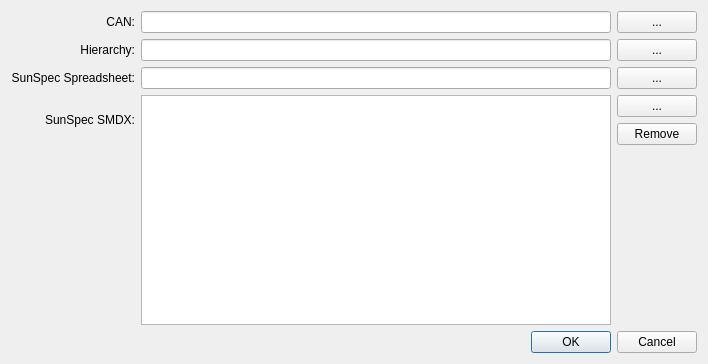
First picture: the form in src/epcpm/importdialog.ui, repository epcpower/pm, before the edit.
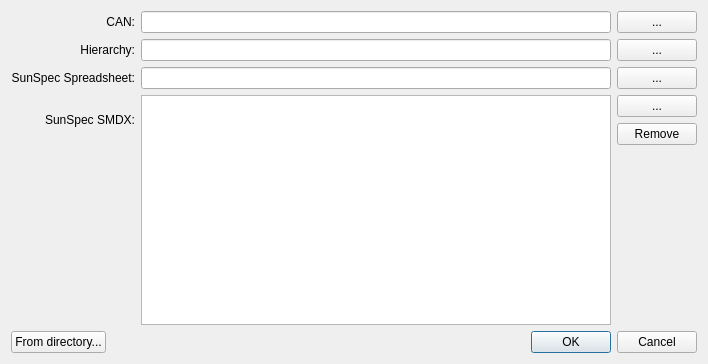
Second picture: the form after the edit.

Commit message: Add full import to gui

What changed in the file:
```diff
--- a/src/epcpm/importdialog.ui
+++ b/src/epcpm/importdialog.ui
@@ -60,13 +60,6 @@
      </property>
     </widget>
    </item>
-   <item row="8" column="0" colspan="3">
-    <widget class="QDialogButtonBox" name="buttons">
-     <property name="standardButtons">
-      <set>QDialogButtonBox::Cancel|QDialogButtonBox::Ok</set>
-     </property>
-    </widget>
-   </item>
    <item row="1" column="2">
     <widget class="QPushButton" name="pick_hierarchy">
      <property name="text">
@@ -118,6 +111,24 @@
      </property>
     </widget>
    </item>
+   <item row="8" column="0" colspan="3">
+    <layout class="QHBoxLayout" name="horizontalLayout">
+     <item>
+      <widget class="QPushButton" name="from_directory">
+       <property name="text">
+        <string>From directory...</string>
+       </property>
+      </widget>
+     </item>
+     <item>
+      <widget class="QDialogButtonBox" name="buttons">
+       <property name="standardButtons">
+        <set>QDialogButtonBox::Cancel|QDialogButtonBox::Ok</set>
+       </property>
+      </widget>
+     </item>
+    </layout>
+   </item>
   </layout>
  </widget>
  <resources/>
```
The commit also changes 5 other files.
